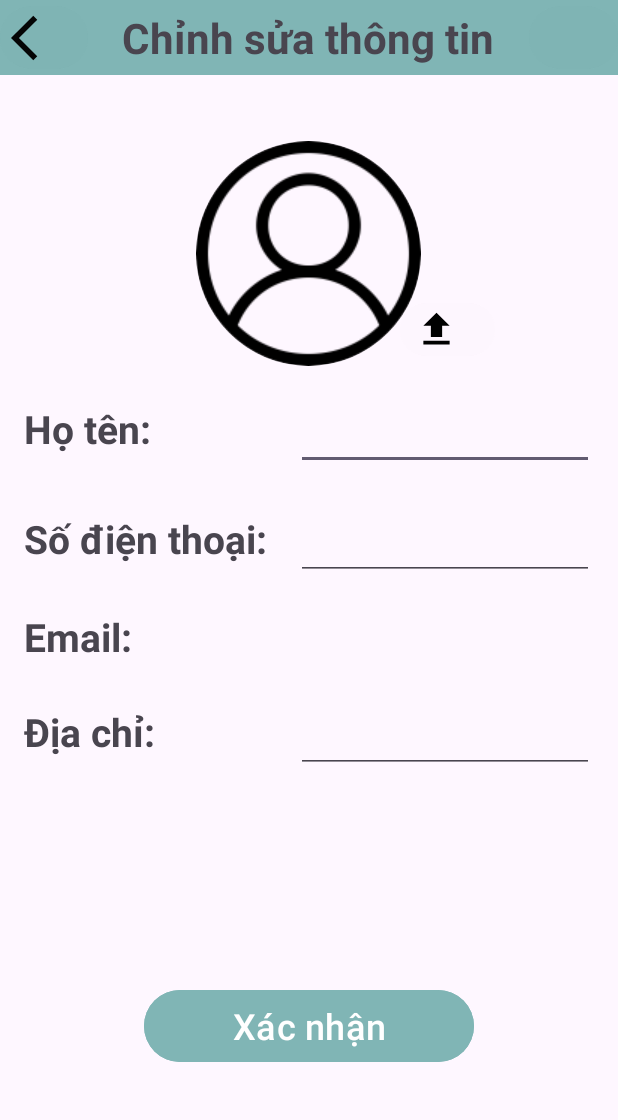
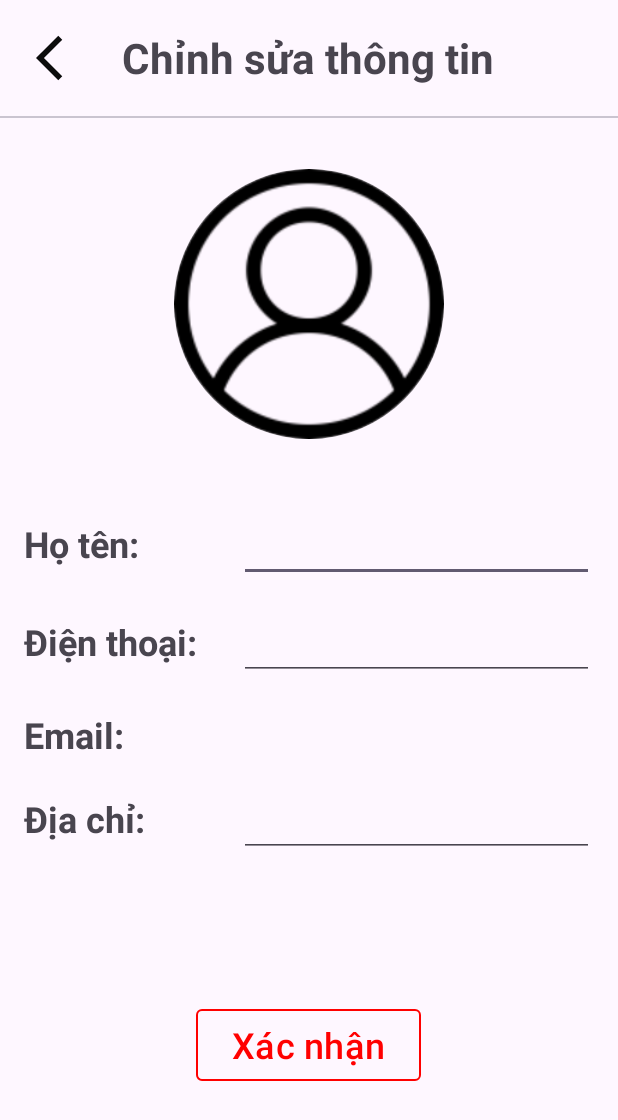
Before and after one commit to TheChickenDev/ClothingStore_mobile, an Android app: the UpdateProfileActivity screen opened directly, with no data from a screen before it, after a tap on "Xác nhận", on a phone screen of 412 x 824 dp. Shown: the top 1120 px of the screen. Run offline under Robolectric (Android 15) with nearby library versions, the phone set to English and light mode, and no system bars; our stand-ins replace CircleImageView; pictures from the network do not load; 1 statement that could not run was skipped.

Commit message:
uploadImage buttonSize

```diff
--- a/app/src/main/AndroidManifest.xml
+++ b/app/src/main/AndroidManifest.xml
@@ -23,7 +23,7 @@
         android:usesCleartextTraffic="true"
         tools:targetApi="31">
         <activity
-            android:name=".ProductCardActivity"
+            android:name=".ProfileActivity"
             android:exported="false" />
         <activity
             android:name=".UpdateProfileActivity"
@@ -32,7 +32,7 @@
             android:name=".MainActivity"
             android:exported="false" />
         <activity
-            android:name=".ProfileActivity"
+            android:name=".ProductCardActivity"
             android:exported="true">
             <intent-filter>
                 <action android:name="android.intent.action.MAIN" />
--- a/app/src/main/java/com/example/clothingstore/UpdateProfileActivity.java
+++ b/app/src/main/java/com/example/clothingstore/UpdateProfileActivity.java
@@ -20,8 +20,10 @@ import androidx.annotation.NonNull;
 import androidx.appcompat.app.AppCompatActivity;
 
 import com.bumptech.glide.Glide;
+import com.google.gson.Gson;
 
 import java.io.ByteArrayOutputStream;
+import java.io.File;
 import java.io.IOException;
 import java.io.InputStream;
 
@@ -47,6 +49,7 @@ public class UpdateProfileActivity extends AppCompatActivity {
     Users currentUser;
     ImageView updateAvatarImageView;
     MultipartBody.Part imagePart;
+    String imagePath;
     private ActivityResultLauncher<String> galleryLauncher;
 
     @Override
@@ -59,8 +62,6 @@ public class UpdateProfileActivity extends AppCompatActivity {
         addressEdt = findViewById(R.id.et_address_value);
         updateAvatarImageView = findViewById(R.id.updateImageViewProfile);
         btnBack = findViewById(R.id.btn_back);
-        btnUpload = findViewById(R.id.btn_upload);
-
 
         // Lấy dữ liệu người dùng từ Intent
         Intent intent = getIntent();
@@ -77,8 +78,7 @@ public class UpdateProfileActivity extends AppCompatActivity {
             Glide.with(UpdateProfileActivity.this).load(currentUser.getAvatar()).into(updateAvatarImageView);
 //            displayUserData(currentUser);
         }
-
-        btnUpload.setOnClickListener(new View.OnClickListener() {
+        updateAvatarImageView.setOnClickListener(new View.OnClickListener() {
             @Override
             public void onClick(View v) {
                 // Gọi phương thức để mở Gallery
@@ -91,13 +91,16 @@ public class UpdateProfileActivity extends AppCompatActivity {
                     @Override
                     public void onActivityResult(Uri result) {
                         if (result != null) {
-                            try {
-                                // Thực hiện xử lý ảnh đã chọn
-                                InputStream inputStream = getContentResolver().openInputStream(result);
-                                inputStream.close();
+                            // Lấy đường dẫn trực tiếp từ Uri
+                            imagePath = result.getPath();
+                            System.out.println(imagePath);
+                            if (imagePath != null) {
+                                File file = new File(imagePath);
+                                RequestBody requestBody = RequestBody.create(MediaType.parse("image/*"), file);
+                                imagePart = MultipartBody.Part.createFormData("image", file.getName(), requestBody);
                                 Glide.with(UpdateProfileActivity.this).load(result).into(updateAvatarImageView);
-                            } catch (IOException e) {
-                                e.printStackTrace();
+                            } else {
+                                System.out.println("Duong dan trong");
                             }
                         }
                     }
@@ -111,18 +114,19 @@ public class UpdateProfileActivity extends AppCompatActivity {
                 // Lấy thông tin mới từ các EditText
                 Users updateUser = new Users();
                 updateUser.setid(userId);
-                System.out.println("--------------------------------------"+userId);
                 updateUser.setName(nameEdt.getText().toString());
                 updateUser.setPhone(phoneEdt.getText().toString());
                 updateUser.setEmail(emailTv.getText().toString());
                 updateUser.setAddress(addressEdt.getText().toString());
-                updateUser.setAvatar("");
-                System.out.println("-------------------------"+updateUser.getid() + updateUser.getName() + updateUser.getPhone() + updateUser.getEmail() + updateUser.getAddress());
+                updateUser.setAvatar(imagePath);
+                System.out.println("-------------------------"+updateUser.getid() + updateUser.getName() + updateUser.getPhone() + updateUser.getEmail() + updateUser.getAddress() + updateUser.getAvatar());
                 // Gọi phương thức cập nhật thông tin người dùng
+                System.out.println(imagePart);
 //                updateUserData(user);
+                Gson gson = new Gson();
                 ApiService apiService = ApiRetrofit.getRetrofitClient().create(ApiService.class);
                 // Gửi yêu cầu cập nhật thông tin người dùng lên API
-                apiService.updateUser(updateUser.getid(), updateUser, imagePart).enqueue(new Callback<SuccessResponse<Users>>() {
+                apiService.updateUser(updateUser.getid(), updateUser, imagePart ).enqueue(new Callback<SuccessResponse<Users>>() {
                     @Override
                     public void onResponse(@NonNull Call<SuccessResponse<Users>> call, @NonNull Response<SuccessResponse<Users>> response) {
                         System.out.println("------" + response.body());
@@ -152,5 +156,4 @@ public class UpdateProfileActivity extends AppCompatActivity {
         });
     }
 
-
 }
--- a/app/src/main/java/utils/ApiService.java
+++ b/app/src/main/java/utils/ApiService.java
@@ -6,8 +6,6 @@ import models.Users;
 
 import okhttp3.MultipartBody;
 import retrofit2.Call;
-import retrofit2.http.Body;
-import retrofit2.http.Field;
 import retrofit2.http.GET;
 import retrofit2.http.Multipart;
 import retrofit2.http.PATCH;
@@ -20,7 +18,13 @@ public interface ApiService {
 
     @GET("product/get-by-id/{id}")
     Call<SuccessResponse<Product>> getProduct(@Path("id") String productId);
+//
+    @Multipart
     @PATCH("user/update/{id}")
-    Call<SuccessResponse<Users>> updateUser(@Path("id") String userId , @Body Users updateUser, MultipartBody.Part imagePart);
+    Call<SuccessResponse<Users>> updateUser(
+            @Path("id") String userId,
+            @Part("updateUser") Users updateUser, // Thông tin người dùng cần cập nhật
+            @Part MultipartBody.Part imagePart// Phần của ảnh
+    );
 
 }
--- a/app/src/main/res/layout/activity_update_profile.xml
+++ b/app/src/main/res/layout/activity_update_profile.xml
@@ -1,5 +1,5 @@
 <?xml version="1.0" encoding="utf-8"?>
-<androidx.constraintlayout.widget.ConstraintLayout xmlns:android="http://schemas.android.com/apk/res/android"
+<LinearLayout xmlns:android="http://schemas.android.com/apk/res/android"
     xmlns:app="http://schemas.android.com/apk/res-auto"
     xmlns:tools="http://schemas.android.com/tools"
     android:layout_width="match_parent"
@@ -11,22 +11,21 @@
     <LinearLayout
         android:id="@+id/linearLayout"
         android:layout_width="match_parent"
-        android:layout_height="50dp"
-        android:background="#80B5B5"
-        app:layout_constraintEnd_toEndOf="parent"
-        app:layout_constraintStart_toStartOf="parent"
-        app:layout_constraintTop_toTopOf="parent">
+        android:layout_height="0dp"
+        android:layout_weight="0.5">
 
-        <Button
+        <com.google.android.material.button.MaterialButton
             android:id="@+id/btn_back"
             android:layout_width="0dp"
+            android:layout_weight="1"
             android:layout_height="match_parent"
-            android:layout_weight="1"
-            android:backgroundTint="#7FB4B4"
-            app:iconGravity="textStart"
+            android:backgroundTint="@android:color/transparent"
+            android:textColor="#FF0000"
+            app:iconSize="36sp"
             app:icon="@drawable/baseline_arrow_back"
-            app:iconSize="36sp"
-            app:iconTint="#050505" />
+            app:iconTint="#0C0C0C"
+            />
+
         <TextView
             android:id="@+id/textView"
             android:layout_width="0dp"
@@ -35,44 +34,45 @@
             android:gravity="center"
             android:text="Chỉnh sửa thông tin"
             android:textSize="28sp"
-            android:textStyle="bold"
+            android:textStyle="bold" />
+
+        <com.google.android.material.button.MaterialButton
+            android:layout_width="0dp"
+            android:layout_weight="1"
+            android:layout_height="wrap_content"
+            android:backgroundTint="@android:color/transparent"
+            app:iconTint="#0C0C0C"
             />
-        <Button
-            android:id="@+id/none"
-            android:layout_width="0dp"
-            android:layout_height="match_parent"
-            android:layout_weight="1"
-            android:backgroundTint="#7FB4B4"
-            app:iconGravity="textStart"
-            app:iconSize="36sp"
-            app:iconTint="#050505" />
-
 
 
     </LinearLayout>
 
+    <com.google.android.material.divider.MaterialDivider
+        android:layout_width="match_parent"
+        android:layout_height="wrap_content"
+        android:background="#FF0000"
+        />
+    <LinearLayout
+        android:layout_width="match_parent"
+        android:layout_height="0dp"
+        android:layout_weight="1.6"
+        android:gravity="center_horizontal">
 
-    <de.hdodenhof.circleimageview.CircleImageView
-        android:id="@+id/updateImageViewProfile"
-        android:layout_width="150dp"
-        android:layout_height="150dp"
-        android:layout_marginTop="44dp"
-        android:src="@drawable/user"
-        app:layout_constraintEnd_toEndOf="parent"
-        app:layout_constraintHorizontal_bias="0.498"
-        app:layout_constraintStart_toStartOf="parent"
-        app:layout_constraintTop_toBottomOf="@+id/linearLayout"
-        tools:ignore="MissingConstraints" />
+        <de.hdodenhof.circleimageview.CircleImageView
+            android:id="@+id/updateImageViewProfile"
+            android:layout_width="180dp"
+            android:layout_height="180dp"
+            android:layout_gravity="center_vertical"
+            android:src="@drawable/user" />
+    </LinearLayout>
+
 
     <TableLayout
         android:id="@+id/tableLayout"
         android:layout_width="match_parent"
-        android:layout_height="wrap_content"
+        android:layout_height="0dp"
         android:layout_margin="16dp"
-        android:layout_marginTop="48dp"
-        app:layout_constraintEnd_toEndOf="parent"
-        app:layout_constraintStart_toStartOf="parent"
-        app:layout_constraintTop_toBottomOf="@+id/updateImageViewProfile">
+        android:layout_weight="2">
 
         <!-- Add your table rows here -->
 
@@ -82,9 +82,10 @@
                 android:id="@+id/tv_userName"
                 android:layout_width="wrap_content"
                 android:layout_height="wrap_content"
+                android:layout_marginRight="4dp"
                 android:layout_weight="1"
                 android:text="Họ tên:"
-                android:textSize="26sp"
+                android:textSize="24sp"
                 android:textStyle="bold" />
 
             <EditText
@@ -92,7 +93,7 @@
                 android:layout_width="wrap_content"
                 android:layout_height="wrap_content"
                 android:layout_weight="9"
-                android:textSize="24sp" />
+                android:textSize="18sp" />
         </TableRow>
 
         <TableRow android:layout_marginBottom="20dp">
@@ -101,9 +102,10 @@
                 android:id="@+id/tv_phoneNumber"
                 android:layout_width="wrap_content"
                 android:layout_height="wrap_content"
+                android:layout_marginRight="4dp"
                 android:layout_weight="1"
-                android:text="Số điện thoại:"
-                android:textSize="26sp"
+                android:text="Điện thoại:"
+                android:textSize="24sp"
                 android:textStyle="bold" />
 
             <EditText
@@ -111,7 +113,7 @@
                 android:layout_width="wrap_content"
                 android:layout_height="wrap_content"
                 android:layout_weight="9"
-                android:textSize="24sp" />
+                android:textSize="18sp" />
         </TableRow>
 
         <TableRow android:layout_marginBottom="20dp">
@@ -120,9 +122,10 @@
                 android:id="@+id/tv_email"
                 android:layout_width="wrap_content"
                 android:layout_height="wrap_content"
+                android:layout_marginRight="4dp"
                 android:layout_weight="1"
                 android:text="Email:"
-                android:textSize="26sp"
+                android:textSize="24sp"
                 android:textStyle="bold" />
 
             <TextView
@@ -130,7 +133,7 @@
                 android:layout_width="wrap_content"
                 android:layout_height="wrap_content"
                 android:layout_weight="9"
-                android:textSize="24sp" />
+                android:textSize="18sp" />
         </TableRow>
 
         <TableRow android:layout_marginBottom="20dp">
@@ -139,9 +142,10 @@
                 android:id="@+id/tv_address"
                 android:layout_width="wrap_content"
                 android:layout_height="wrap_content"
+                android:layout_marginRight="4dp"
                 android:layout_weight="1"
                 android:text="Địa chỉ:"
-                android:textSize="26sp"
+                android:textSize="24sp"
                 android:textStyle="bold" />
 
             <EditText
@@ -149,39 +153,29 @@
                 android:layout_width="wrap_content"
                 android:layout_height="wrap_content"
                 android:layout_weight="9"
-                android:textSize="24sp" />
+                android:textSize="18sp" />
         </TableRow>
 
 
     </TableLayout>
 
+    <LinearLayout
+        android:layout_width="match_parent"
+        android:layout_height="0dp"
+        android:layout_weight="1"
+        android:gravity="center_horizontal">
 
-    <Button
-        android:id="@+id/btn_update"
-        android:layout_width="220dp"
-        android:layout_height="56dp"
-        android:layout_marginBottom="112dp"
-        android:backgroundTint="#80B5B5"
-        android:text="Xác nhận"
-        android:textSize="24sp"
-        app:layout_constraintBottom_toBottomOf="parent"
-        app:layout_constraintEnd_toEndOf="parent"
-        app:layout_constraintStart_toStartOf="parent" />
+        <com.google.android.material.button.MaterialButton
+            android:id="@+id/btn_update"
+            android:layout_width="wrap_content"
+            android:layout_height="56dp"
+            app:strokeColor="#FF0000"
+            android:backgroundTint="@android:color/transparent"
+            android:text="Xác nhận"
+            app:cornerRadius="4dp"
+            android:textColor="#FF0000"
+            app:strokeWidth="1dp"
+            android:textSize="24dp" />
+    </LinearLayout>
 
-    <Button
-        android:id="@+id/btn_upload"
-        android:layout_width="63dp"
-        android:layout_height="43dp"
-        android:layout_marginTop="148dp"
-        android:backgroundTint="#FDF6FE"
-        app:icon="@drawable/baseline_file_upload"
-        app:iconGravity="start|textStart"
-        app:iconSize="30sp"
-        app:iconTint="#000000"
-        app:layout_constraintEnd_toEndOf="parent"
-        app:layout_constraintHorizontal_bias="0.764"
-        app:layout_constraintStart_toStartOf="parent"
-        app:layout_constraintTop_toBottomOf="@+id/linearLayout" />
-
-
-</androidx.constraintlayout.widget.ConstraintLayout>
+</LinearLayout>
```
Also changed, not shown: app/src/main/java/adapters/SizeAdapter.java (added, +67 -0 lines), app/src/main/java/com/example/clothingstore/ProductCardActivity.java (+21 -0 lines), app/src/main/java/models/Product.java (+17 -1 lines), app/src/main/res/layout/activity_profile.xml (+8 -6 lines), app/src/main/res/layout/bottom_sheet_product_card.xml (+4 -60 lines), app/src/main/res/layout/list_thumbnail_item.xml (+12 -10 lines).
